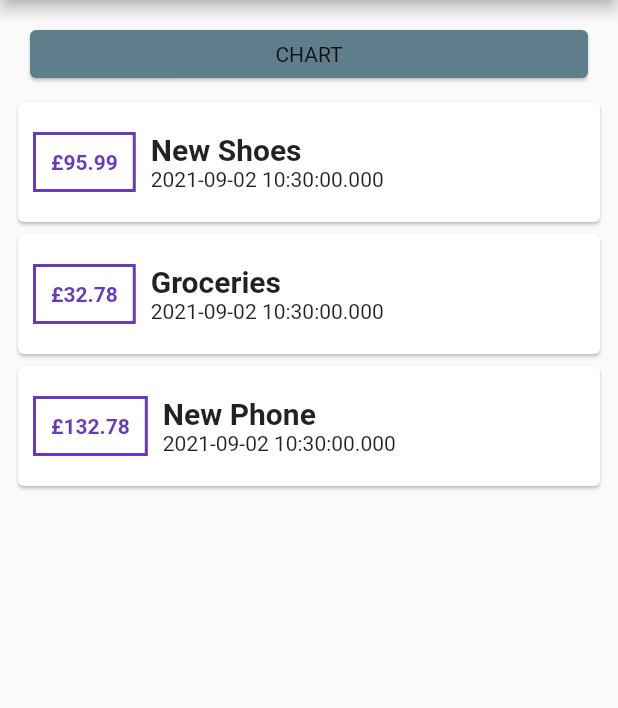
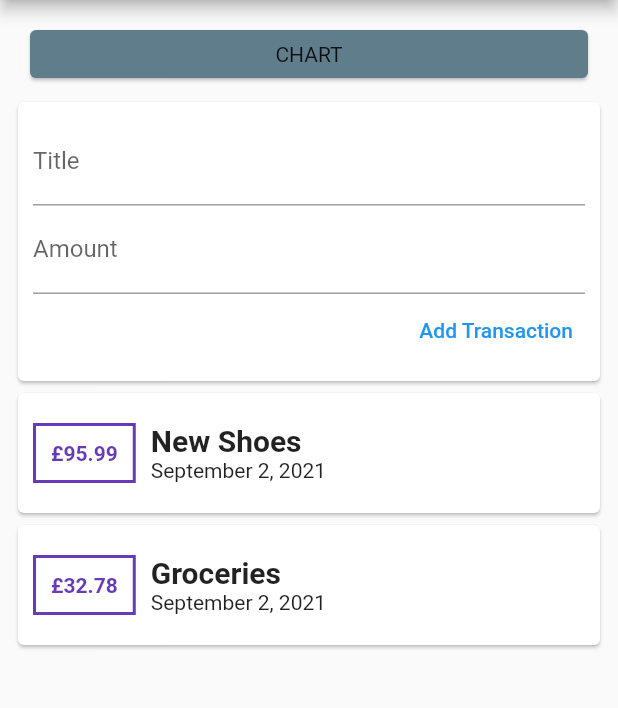
Before and after one commit to CrisCrassus/personal_expenses, a Flutter app: the screen it shows after launch, on a phone screen of 412 x 824 dp, the part 84-792 px from its top. Run offline on Flutter 3.47's test engine with Material 2 defaults, Android fonts, the phone set to English and light mode, and no system bars.

Commit message:
EndOfDay Import

```diff
--- a/lib/main.dart
+++ b/lib/main.dart
@@ -1,5 +1,9 @@
 import 'package:flutter/material.dart';
-import 'models/transaction.dart';
+import 'package:personal_expenses/widgets/new_transaction.dart';
+import 'package:personal_expenses/widgets/transaction_list.dart';
+import 'package:personal_expenses/widgets/transactions_item.dart';
+
+
 
 void main() => runApp(MyApp());
 
@@ -14,29 +18,22 @@ class MyApp extends StatelessWidget {
   }
 }
 
-class MyHomePage extends StatelessWidget {
-  final List<Transaction> transactions = [
-    Transaction(
-      id: 't1',
-      title: 'New Shoes',
-      amount: 95.99,
-      date: DateTime.now(),
-    ),
-    Transaction(
-      id: 't2',
-      title: 'Groceries',
-      amount: 32.78,
-      date: DateTime.now(),
-    ),
-    Transaction(
-      id: 't2',
-      title: 'New Phone',
-      amount: 132.78,
-      date: DateTime.now(),
-    )
-  ];
+class MyHomePage extends StatefulWidget {
 
   MyHomePage({Key key}) : super(key: key);
+
+  @override
+  _MyHomePageState createState() => _MyHomePageState();
+}
+
+class _MyHomePageState extends State<MyHomePage> {
+
+
+/*   String titleInput;
+  String amountInput; */
+
+  final titleController = TextEditingController();
+  final amountController = TextEditingController();
 
   @override
   Widget build(BuildContext context) {
@@ -67,53 +64,8 @@ class MyHomePage extends StatelessWidget {
                   ),
                 ),
               ),
-              Column(
-                children: transactions.map(
-                  (tx) {
-                    return Card(
-                      child: Row(
-                        children: <Widget>[
-                          Container(
-                            padding: EdgeInsets.all(10),
-                            margin: EdgeInsets.symmetric(
-                                vertical: 20, horizontal: 10),
-                            decoration: BoxDecoration(
-                              border: Border.all(
-                                color: Colors.deepPurple,
-                                width: 2,
-                              ),
-                            ),
-                            child: Center(
-                              child: Text(
-                                '£' + tx.amount.toString(),
-                                style: TextStyle(
-                                  fontWeight: FontWeight.bold,
-                                  color: Colors.deepPurple,
-                                ),
-                              ),
-                            ),
-                          ),
-                          Column(
-                            crossAxisAlignment: CrossAxisAlignment.start,
-                            children: <Widget>[
-                              Text(
-                                tx.title,
-                                style: TextStyle(
-                                  fontWeight: FontWeight.bold,
-                                  fontSize: 20,
-                                ),
-                              ),
-                              Text(
-                                tx.date.toString(),
-                              ),
-                            ],
-                          ),
-                        ],
-                      ),
-                    );
-                  },
-                ).toList(),
-              ),
+              NewTransaction(),
+              TransactionList(),
             ],
           ),
         ),
--- /dev/null
+++ b/lib/widgets/new_transaction.dart
@@ -0,0 +1,36 @@
+import 'package:flutter/material.dart';
+
+class NewTransaction extends StatelessWidget {
+  NewTransaction({Key key}) : super(key: key);
+
+  final titleController = TextEditingController();
+  final amountController = TextEditingController();
+
+
+  @override
+  Widget build(BuildContext context) {
+    return Card(child:
+                Padding(
+                  padding: const EdgeInsets.all(10.0),
+                  child: Column(
+                    crossAxisAlignment: CrossAxisAlignment.end,
+                    children: [
+                      TextField(
+                        decoration: InputDecoration(labelText: 'Title'),
+                        controller: titleController,
+
+                      ),
+                      TextField(
+                        decoration: InputDecoration(labelText: 'Amount'),
+                        controller: amountController
+
+                      ),
+                      TextButton(child:Text('Add Transaction'), onPressed: () {
+
+                      },),
+                    ],
+                  ),
+                ),
+              );
+  }
+}
--- /dev/null
+++ b/lib/widgets/transaction_list.dart
@@ -0,0 +1,37 @@
+import 'package:flutter/material.dart';
+import 'package:personal_expenses/models/transaction.dart';
+import 'package:personal_expenses/widgets/transactions_item.dart';
+
+class TransactionList extends StatefulWidget {
+  TransactionList({Key key}) : super(key: key);
+
+  @override
+  _TransactionListState createState() => _TransactionListState();
+}
+
+class _TransactionListState extends State<TransactionList> {
+  final List<Transaction> _userTransaction = [
+    Transaction(
+      id: 't1',
+      title: 'New Shoes',
+      amount: 95.99,
+      date: DateTime.now(),
+    ),
+    Transaction(
+      id: 't2',
+      title: 'Groceries',
+      amount: 32.78,
+      date: DateTime.now(),
+    ),
+  ];
+  @override
+  Widget build(BuildContext context) {
+    return Column(
+                children: _userTransaction.map(
+                  (tx) {
+                    return TransactionItem(tx: tx);
+                  },
+                ).toList(),
+              );
+  }
+}
--- /dev/null
+++ b/lib/widgets/transactions_item.dart
@@ -0,0 +1,55 @@
+import 'package:flutter/material.dart';
+import 'package:intl/intl.dart';
+import 'package:personal_expenses/models/transaction.dart';
+
+class TransactionItem extends StatelessWidget {
+  final Transaction tx;
+  const TransactionItem({
+    Key key, this.tx
+  }) : super(key: key);
+
+  @override
+  Widget build(BuildContext context) {
+    return Card(
+      child: Row(
+        children: <Widget>[
+          Container(
+            padding: EdgeInsets.all(10),
+            margin: EdgeInsets.symmetric(
+                vertical: 20, horizontal: 10),
+            decoration: BoxDecoration(
+              border: Border.all(
+                color: Colors.deepPurple,
+                width: 2,
+              ),
+            ),
+            child: Center(
+              child: Text(
+                '£' + tx.amount.toString(),
+                style: TextStyle(
+                  fontWeight: FontWeight.bold,
+                  color: Colors.deepPurple,
+                ),
+              ),
+            ),
+          ),
+          Column(
+            crossAxisAlignment: CrossAxisAlignment.start,
+            children: <Widget>[
+              Text(
+                tx.title,
+                style: TextStyle(
+                  fontWeight: FontWeight.bold,
+                  fontSize: 20,
+                ),
+              ),
+              Text(
+                DateFormat.yMMMMd().format(tx.date),
+              ),
+            ],
+          ),
+        ],
+      ),
+    );
+  }
+}
--- a/pubspec.yaml
+++ b/pubspec.yaml
@@ -28,6 +28,7 @@ dependencies:
   # The following adds the Cupertino Icons font to your application.
   # Use with the CupertinoIcons class for iOS style icons.
   cupertino_icons: ^1.0.2
+  intl: ^0.17.0
 
 dev_dependencies:
   flutter_test:
```
Also changed, not shown: pubspec.lock.
